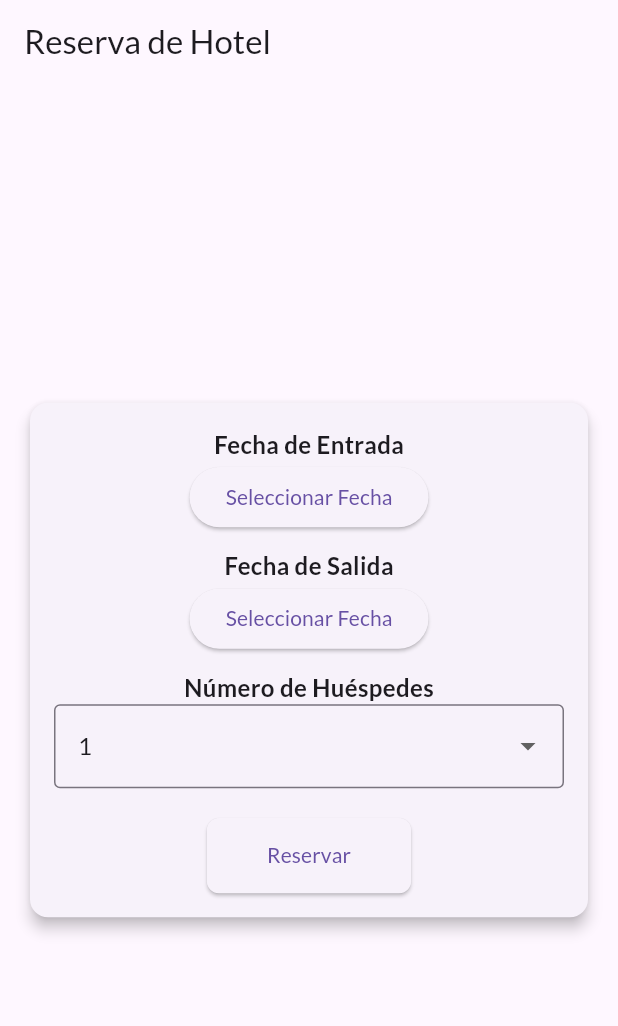
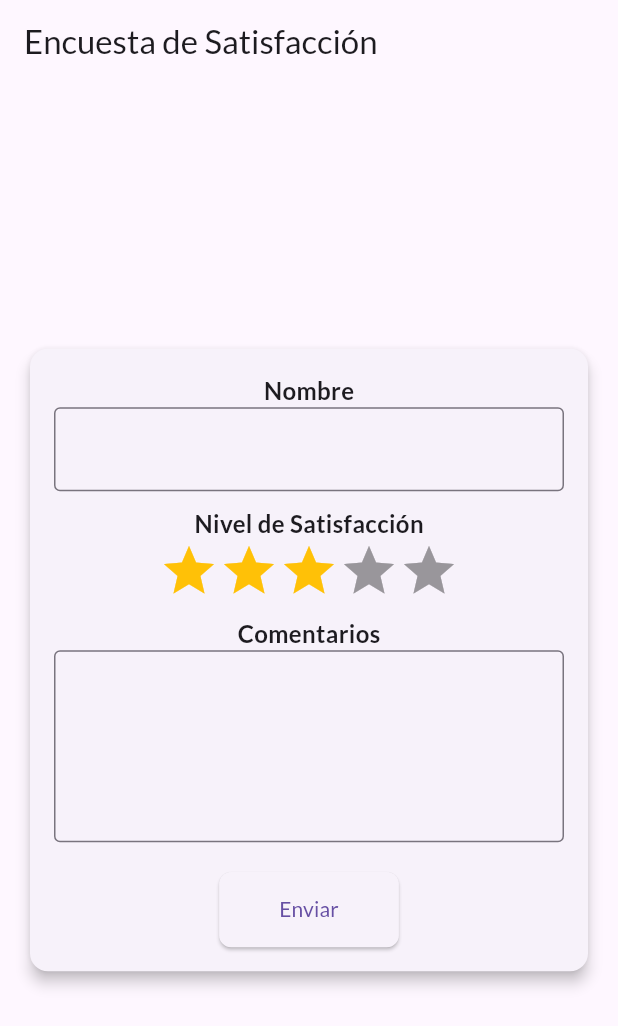
Before and after one commit to Zonoxply29/forms_flutter, a Flutter app: the screen it shows after launch, on a phone screen of 412 x 824 dp. Shown: the top 1026 px of the screen. Run offline on Flutter 3.47's test engine with Material 3 defaults, Android fonts, the phone set to English and light mode, and no system bars; drawn by our look-alikes of flutter_rating_bar; our stand-ins replace google_fonts.

```diff
--- a/lib/main.dart
+++ b/lib/main.dart
@@ -1,7 +1,7 @@
 import 'package:google_fonts/google_fonts.dart';
 import 'package:flutter/material.dart';
 import 'package:flutter_web_plugins/flutter_web_plugins.dart';
-import 'package:file_picker/file_picker.dart';
+import 'package:flutter_rating_bar/flutter_rating_bar.dart';
 import 'dart:ui' as ui;
 
 void main() {
@@ -18,64 +18,47 @@ class MyApp extends StatelessWidget {
         primarySwatch: Colors.blue,
         textTheme: GoogleFonts.latoTextTheme(),
       ),
-      home: HotelReservationForm(),
+      home: SatisfactionSurveyForm(),
     );
   }
 }
 
-class HotelReservationForm extends StatefulWidget {
+class SatisfactionSurveyForm extends StatefulWidget {
   @override
-  _HotelReservationFormState createState() => _HotelReservationFormState();
+  _SatisfactionSurveyFormState createState() => _SatisfactionSurveyFormState();
 }
 
-class _HotelReservationFormState extends State<HotelReservationForm> {
+class _SatisfactionSurveyFormState extends State<SatisfactionSurveyForm> {
   final _formKey = GlobalKey<FormState>();
-  DateTime? _checkInDate;
-  DateTime? _checkOutDate;
-  int _guests = 1;
-
-  Future<void> _selectDate(BuildContext context, bool isCheckIn) async {
-    DateTime? pickedDate = await showDatePicker(
-      context: context,
-      initialDate: DateTime.now(),
-      firstDate: DateTime.now(),
-      lastDate: DateTime.now().add(Duration(days: 365)),
-    );
-    if (pickedDate != null) {
-      setState(() {
-        if (isCheckIn) {
-          _checkInDate = pickedDate;
-        } else {
-          _checkOutDate = pickedDate;
-        }
-      });
-    }
-  }
+  final TextEditingController _nameController = TextEditingController();
+  final TextEditingController _commentController = TextEditingController();
+  double _rating = 3;
 
   void _submitForm() {
-    if (_checkInDate != null && _checkOutDate != null) {
-      print(
-          "Fecha de Entrada: ${_checkInDate!.toLocal().toString().split(' ')[0]}");
-      print(
-          "Fecha de Salida: ${_checkOutDate!.toLocal().toString().split(' ')[0]}");
-      print("Número de Huéspedes: $_guests");
+    if (_formKey.currentState!.validate()) {
+      String name = _nameController.text;
+      String comment = _commentController.text;
+
+      print("Nombre: $name");
+      print("Nivel de Satisfacción: $_rating estrellas");
+      print("Comentario: $comment");
 
       ScaffoldMessenger.of(context).showSnackBar(
-        SnackBar(content: Text('Reserva realizada con éxito')),
+        SnackBar(content: Text('Encuesta enviada con éxito')),
       );
-    } else {
-      ScaffoldMessenger.of(context).showSnackBar(
-        SnackBar(
-            content:
-                Text('Por favor seleccione las fechas de entrada y salida')),
-      );
+
+      _nameController.clear();
+      _commentController.clear();
+      setState(() {
+        _rating = 3;
+      });
     }
   }
 
   @override
   Widget build(BuildContext context) {
     return Scaffold(
-      appBar: AppBar(title: Text('Reserva de Hotel')),
+      appBar: AppBar(title: Text('Encuesta de Satisfacción')),
       body: Center(
         child: SingleChildScrollView(
           child: Padding(
@@ -93,50 +76,47 @@ class _HotelReservationFormState extends State<HotelReservationForm> {
                     child: Column(
                       mainAxisSize: MainAxisSize.min,
                       children: [
-                        Text('Fecha de Entrada',
+                        Text('Nombre',
                             style: TextStyle(
                                 fontSize: 16, fontWeight: FontWeight.bold)),
-                        ElevatedButton(
-                          onPressed: () => _selectDate(context, true),
-                          child: Text(_checkInDate == null
-                              ? 'Seleccionar Fecha'
-                              : _checkInDate!
-                                  .toLocal()
-                                  .toString()
-                                  .split(' ')[0]),
+                        TextFormField(
+                          controller: _nameController,
+                          decoration:
+                              InputDecoration(border: OutlineInputBorder()),
+                          validator: (value) =>
+                              value!.isEmpty ? 'Ingrese su nombre' : null,
                         ),
                         SizedBox(height: 10),
-                        Text('Fecha de Salida',
+                        Text('Nivel de Satisfacción',
                             style: TextStyle(
                                 fontSize: 16, fontWeight: FontWeight.bold)),
-                        ElevatedButton(
-                          onPressed: () => _selectDate(context, false),
-                          child: Text(_checkOutDate == null
-                              ? 'Seleccionar Fecha'
-                              : _checkOutDate!
-                                  .toLocal()
-                                  .toString()
-                                  .split(' ')[0]),
+                        RatingBar.builder(
+                          initialRating: _rating,
+                          minRating: 1,
+                          direction: Axis.horizontal,
+                          allowHalfRating: true,
+                          itemCount: 5,
+                          itemBuilder: (context, _) => Icon(
+                            Icons.star,
+                            color: Colors.amber,
+                          ),
+                          onRatingUpdate: (rating) {
+                            setState(() {
+                              _rating = rating;
+                            });
+                          },
                         ),
                         SizedBox(height: 10),
-                        Text('Número de Huéspedes',
+                        Text('Comentarios',
                             style: TextStyle(
                                 fontSize: 16, fontWeight: FontWeight.bold)),
-                        DropdownButtonFormField<int>(
-                          value: _guests,
+                        TextFormField(
+                          controller: _commentController,
+                          maxLines: 4,
                           decoration:
                               InputDecoration(border: OutlineInputBorder()),
-                          items: List.generate(10, (index) => index + 1)
-                              .map((num) => DropdownMenuItem(
-                                    value: num,
-                                    child: Text(num.toString()),
-                                  ))
-                              .toList(),
-                          onChanged: (value) {
-                            setState(() {
-                              _guests = value!;
-                            });
-                          },
+                          validator: (value) =>
+                              value!.isEmpty ? 'Ingrese su comentario' : null,
                         ),
                         SizedBox(height: 20),
                         ElevatedButton(
@@ -147,7 +127,7 @@ class _HotelReservationFormState extends State<HotelReservationForm> {
                             shape: RoundedRectangleBorder(
                                 borderRadius: BorderRadius.circular(8)),
                           ),
-                          child: Text('Reservar'),
+                          child: Text('Enviar'),
                         ),
                       ],
                     ),
--- a/pubspec.yaml
+++ b/pubspec.yaml
@@ -19,6 +19,7 @@ dependencies:
   provider: ^6.0.0
   google_fonts: ^6.2.1
   file_picker: ^9.0.1
+  flutter_rating_bar: ^4.0.1
 
 dev_dependencies:
   flutter_test:
```
Also changed, not shown: pubspec.lock.
